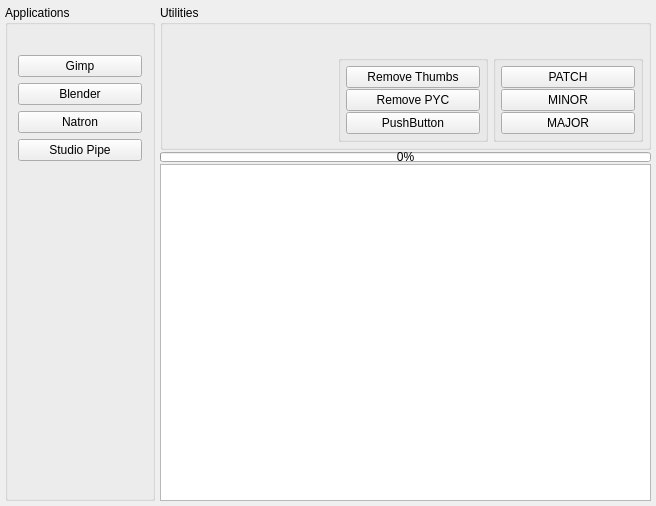
subing85/packages_test, file startup/studioLauncher_ui.ui: the form before one commit.
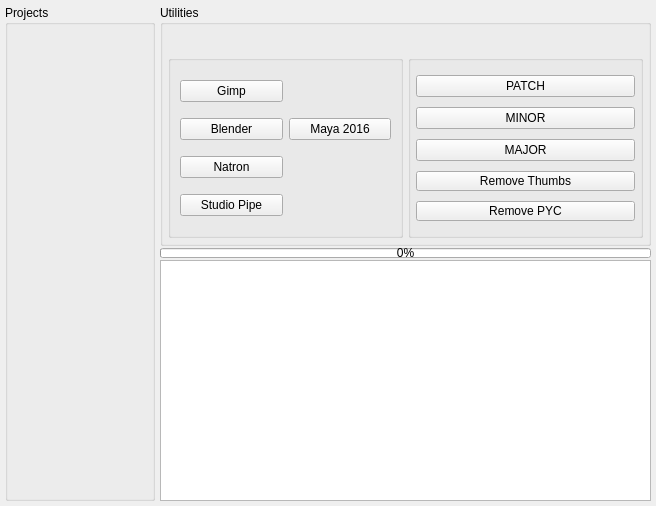
The form after the commit.

Commit message: maya launcher updated

Diff of the .ui file:
```diff
--- a/startup/studioLauncher_ui.ui
+++ b/startup/studioLauncher_ui.ui
@@ -25,7 +25,7 @@
      <number>5</number>
     </property>
     <item>
-     <widget class="QGroupBox" name="groupBox_applications">
+     <widget class="QGroupBox" name="groupBox_projects">
       <property name="minimumSize">
        <size>
         <width>150</width>
@@ -33,9 +33,9 @@
        </size>
       </property>
       <property name="title">
-       <string>Applications</string>
+       <string>Projects</string>
       </property>
-      <layout class="QVBoxLayout" name="verticalLayout">
+      <layout class="QVBoxLayout" name="verticalLayout_projects">
        <property name="leftMargin">
         <number>10</number>
        </property>
@@ -48,47 +48,6 @@
        <property name="bottomMargin">
         <number>10</number>
        </property>
-       <item>
-        <widget class="QPushButton" name="button_gimp">
-         <property name="text">
-          <string>Gimp</string>
-         </property>
-        </widget>
-       </item>
-       <item>
-        <widget class="QPushButton" name="button_blender">
-         <property name="text">
-          <string>Blender</string>
-         </property>
-        </widget>
-       </item>
-       <item>
-        <widget class="QPushButton" name="button_natron">
-         <property name="text">
-          <string>Natron</string>
-         </property>
-        </widget>
-       </item>
-       <item>
-        <widget class="QPushButton" name="button_studioPipe">
-         <property name="text">
-          <string>Studio Pipe</string>
-         </property>
-        </widget>
-       </item>
-       <item>
-        <spacer name="verticalSpacer">
-         <property name="orientation">
-          <enum>Qt::Vertical</enum>
-         </property>
-         <property name="sizeHint" stdset="0">
-          <size>
-           <width>20</width>
-           <height>40</height>
-          </size>
-         </property>
-        </spacer>
-       </item>
       </layout>
      </widget>
     </item>
@@ -119,51 +78,43 @@
           <number>5</number>
          </property>
          <item>
-          <spacer name="horizontalSpacer">
-           <property name="orientation">
-            <enum>Qt::Horizontal</enum>
+          <widget class="QGroupBox" name="groupBox_applications">
+           <property name="title">
+            <string/>
            </property>
-           <property name="sizeHint" stdset="0">
-            <size>
-             <width>40</width>
-             <height>20</height>
-            </size>
-           </property>
-          </spacer>
-         </item>
-         <item>
-          <widget class="QGroupBox" name="groupBox_remove">
-           <property name="minimumSize">
-            <size>
-             <width>150</width>
-             <height>0</height>
-            </size>
-           </property>
-           <layout class="QVBoxLayout" name="verticalLayout_2">
-            <property name="spacing">
-             <number>1</number>
-            </property>
-            <property name="margin">
-             <number>5</number>
-            </property>
-            <item>
-             <widget class="QPushButton" name="button_removeThumbs">
+           <layout class="QGridLayout" name="gridLayout">
+            <item row="0" column="0">
+             <widget class="QPushButton" name="button_gimp">
               <property name="text">
-               <string>Remove Thumbs</string>
+               <string>Gimp</string>
               </property>
              </widget>
             </item>
-            <item>
-             <widget class="QPushButton" name="button_removePyc">
+            <item row="1" column="0">
+             <widget class="QPushButton" name="button_blender">
               <property name="text">
-               <string>Remove PYC</string>
+               <string>Blender</string>
               </property>
              </widget>
             </item>
-            <item>
-             <widget class="QPushButton" name="pushButton_2">
+            <item row="1" column="1">
+             <widget class="QPushButton" name="button_maya2016">
               <property name="text">
-               <string>PushButton</string>
+               <string>Maya 2016</string>
+              </property>
+             </widget>
+            </item>
+            <item row="2" column="0">
+             <widget class="QPushButton" name="button_natron">
+              <property name="text">
+               <string>Natron</string>
+              </property>
+             </widget>
+            </item>
+            <item row="3" column="0">
+             <widget class="QPushButton" name="button_studioPipe">
+              <property name="text">
+               <string>Studio Pipe</string>
               </property>
              </widget>
             </item>
@@ -206,6 +157,44 @@
               </property>
              </widget>
             </item>
+            <item>
+             <widget class="QPushButton" name="button_removeThumbs">
+              <property name="minimumSize">
+               <size>
+                <width>0</width>
+                <height>20</height>
+               </size>
+              </property>
+              <property name="maximumSize">
+               <size>
+                <width>16777215</width>
+                <height>20</height>
+               </size>
+              </property>
+              <property name="text">
+               <string>Remove Thumbs</string>
+              </property>
+             </widget>
+            </item>
+            <item>
+             <widget class="QPushButton" name="button_removePyc">
+              <property name="minimumSize">
+               <size>
+                <width>0</width>
+                <height>20</height>
+               </size>
+              </property>
+              <property name="maximumSize">
+               <size>
+                <width>16777215</width>
+                <height>20</height>
+               </size>
+              </property>
+              <property name="text">
+               <string>Remove PYC</string>
+              </property>
+             </widget>
+            </item>
            </layout>
           </widget>
          </item>
@@ -232,7 +221,14 @@
        </widget>
       </item>
       <item>
-       <widget class="QTextEdit" name="textEdit_output"/>
+       <widget class="QTextEdit" name="textEdit_output">
+        <property name="sizePolicy">
+         <sizepolicy hsizetype="Expanding" vsizetype="Preferred">
+          <horstretch>0</horstretch>
+          <verstretch>0</verstretch>
+         </sizepolicy>
+        </property>
+       </widget>
       </item>
      </layout>
     </item>
```
The commit also changes 13 other files.
